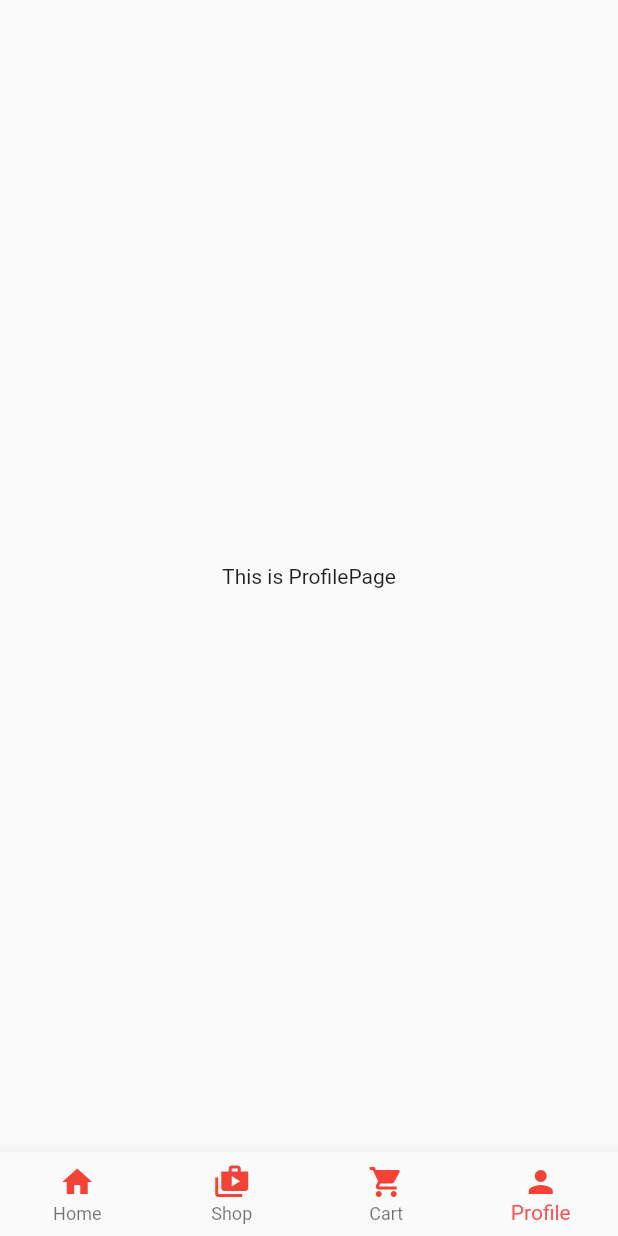
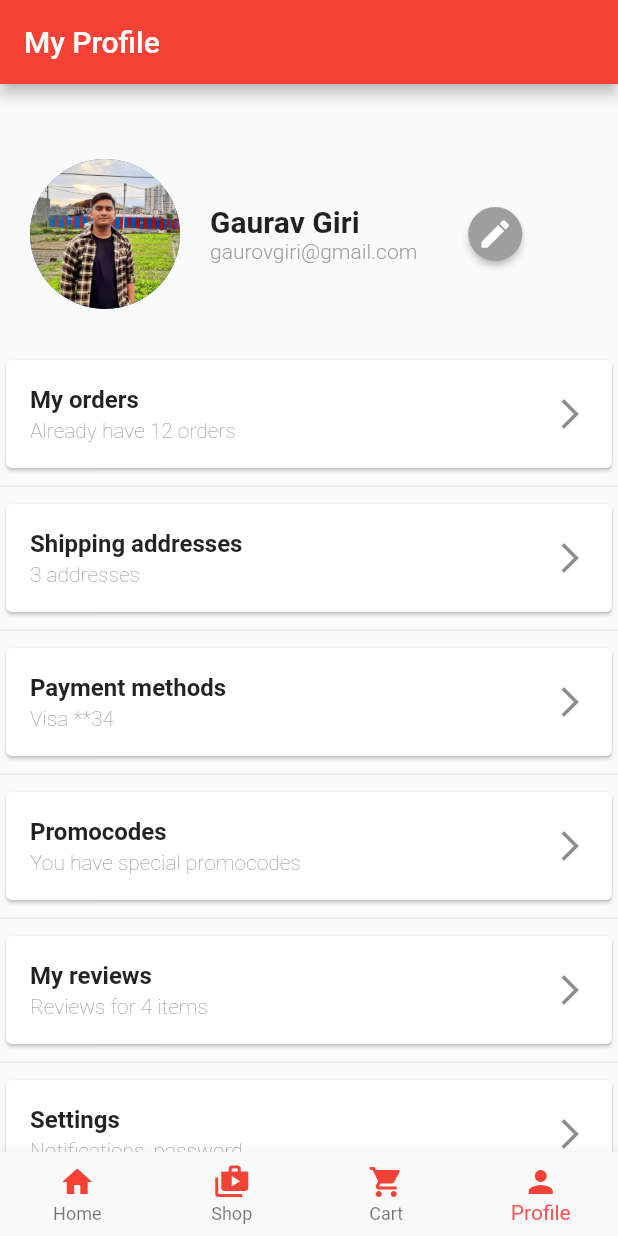
Before and after one commit to gaurovgiri/mero-dokan, a Flutter app: the screen it shows after launch, item 4 of the bottom bar chosen, on a phone screen of 412 x 824 dp. Run offline on Flutter 3.47's test engine with Material 2 defaults, Android fonts, the phone set to English and light mode, and no system bars; missing offline and left inert: flutter_onboard.

Commit message:
add profile page

```diff
--- /dev/null
+++ b/lib/core/constants/profile_details.dart
@@ -0,0 +1,36 @@
+import 'package:mero_dokan/features/profile/data/profile.dart';
+import 'package:mero_dokan/features/profile/presentation/profile_card.dart';
+
+class ProfileDetails {
+  static Profile profile = Profile(
+    name: "Gaurav Giri",
+    address: 'Birendranagar, Surkhet',
+    email: 'gaurovgiri@gmail.com',
+    phone: '9867654321',
+    avatar: "assets/images/profile/profile.jpg",
+  );
+}
+
+List<ProfileCard> profileCards = [
+  const ProfileCard(titleText: "My orders", subText: "Already have 12 orders"),
+  const ProfileCard(
+    titleText: "Shipping addresses",
+    subText: "3 addresses",
+  ),
+  const ProfileCard(
+    titleText: "Payment methods",
+    subText: "Visa **34",
+  ),
+  const ProfileCard(
+    titleText: "Promocodes",
+    subText: "You have special promocodes",
+  ),
+  const ProfileCard(
+    titleText: "My reviews",
+    subText: "Reviews for 4 items",
+  ),
+  const ProfileCard(
+    titleText: "Settings",
+    subText: "Notifications, password",
+  )
+];
--- /dev/null
+++ b/lib/features/profile/data/profile.dart
@@ -0,0 +1,15 @@
+class Profile {
+  final String name;
+  final String email;
+  final String phone;
+  final String address;
+  final String avatar;
+
+  Profile({
+    required this.name,
+    required this.email,
+    required this.phone,
+    required this.address,
+    required this.avatar,
+  });
+}
--- /dev/null
+++ b/lib/features/profile/presentation/profile_card.dart
@@ -0,0 +1,30 @@
+import 'package:flutter/material.dart';
+
+class ProfileCard extends StatelessWidget {
+  final String subText;
+
+  final String titleText;
+
+  const ProfileCard(
+      {required this.titleText, required this.subText, super.key});
+
+  @override
+  Widget build(BuildContext context) {
+    return Card(
+      child: ListTile(
+          title: Text(
+            titleText,
+            style: const TextStyle(fontWeight: FontWeight.bold),
+          ),
+          subtitle: Text(
+            subText,
+            style: const TextStyle(
+                fontWeight: FontWeight.w200, color: Colors.grey),
+          ),
+          trailing: const Icon(Icons.arrow_forward_ios),
+          shape: RoundedRectangleBorder(
+            borderRadius: BorderRadius.circular(10),
+          )),
+    );
+  }
+}
--- a/lib/features/profile/presentation/profile_page.dart
+++ b/lib/features/profile/presentation/profile_page.dart
@@ -1,12 +1,72 @@
 import 'package:flutter/material.dart';
+import 'package:mero_dokan/core/constants/profile_details.dart';
+import 'package:mero_dokan/features/profile/presentation/profile_card.dart';
 
 class ProfilePage extends StatelessWidget {
   const ProfilePage({super.key});
 
   @override
   Widget build(BuildContext context) {
-    return const Scaffold(
-      body: Center(child: Text("This is ProfilePage")),
-    );
+    return Scaffold(
+        appBar: AppBar(
+          backgroundColor: Colors.red,
+          title: const Text("My Profile"),
+        ),
+        body: Padding(
+          padding: const EdgeInsets.only(top: 50),
+          child: SingleChildScrollView(
+            child: Column(children: [
+              Row(
+                children: [
+                  const SizedBox(width: 20),
+                  CircleAvatar(
+                    radius: 50,
+                    backgroundImage: AssetImage(ProfileDetails.profile.avatar),
+                  ),
+                  const SizedBox(width: 20),
+                  SingleChildScrollView(
+                    child: Column(
+                      crossAxisAlignment: CrossAxisAlignment.start,
+                      children: [
+                        Text(
+                          ProfileDetails.profile.name,
+                          style: const TextStyle(
+                              fontSize: 20, fontWeight: FontWeight.bold),
+                        ),
+                        Text(
+                          ProfileDetails.profile.email,
+                          style: const TextStyle(
+                              fontWeight: FontWeight.w300, color: Colors.grey),
+                        ),
+
+                        // Edit button
+                      ],
+                    ),
+                  ),
+                  const SizedBox(width: 20),
+                  ElevatedButton(
+                    onPressed: () {
+                      Navigator.pushNamed(context, "/edit-profile");
+                    },
+                    style: ElevatedButton.styleFrom(
+                        foregroundColor: Colors.white,
+                        backgroundColor: Colors.grey,
+                        shape: const CircleBorder()),
+                    child: const Icon(Icons.edit),
+                  ),
+                ],
+              ),
+              const SizedBox(height: 30),
+              ListView.separated(
+                itemBuilder: (context, index) {
+                  return profileCards[index];
+                },
+                separatorBuilder: (_, __) => const Divider(),
+                itemCount: profileCards.length,
+                shrinkWrap: true,
+              )
+            ]),
+          ),
+        ));
   }
 }
--- a/lib/main.dart
+++ b/lib/main.dart
@@ -1,7 +1,7 @@
 import 'package:flutter/material.dart';
 import 'package:mero_dokan/features/dashboard/dashboard.dart';
 import 'features/home/home.dart';
-import 'features/onboard/onboard.dart';
+// import 'features/onboard/onboard.dart';
 
 void main() {
   runApp(const App());
--- a/pubspec.yaml
+++ b/pubspec.yaml
@@ -67,6 +67,7 @@ flutter:
     - assets/images/cart/chocolates/
     - assets/images/cart/dolls/
     - assets/images/cart/flowers/
+    - assets/images/profile/
 
   # An image asset can refer to one or more resolution-specific "variants", see
   # https://flutter.dev/assets-and-images/#resolution-aware
```
Also changed, not shown: assets/images/profile/profile.jpg (added).
